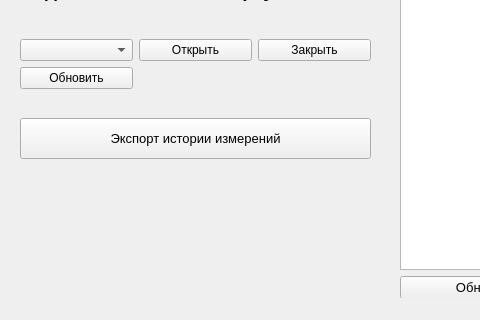
This is Project.ui in pentiumg2120/project_QT as Qt 5 draws it before an edit; both pictures show x 0 to 480 and y 261 to 581 of the 854 by 581 pixel window. The edited form follows.
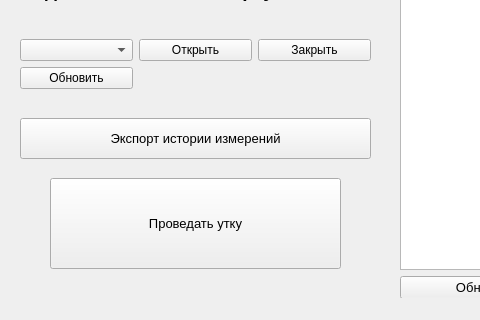
This is the edited form.

The edit to the form file:
```diff
--- a/Project.ui
+++ b/Project.ui
@@ -208,6 +208,24 @@
      </item>
     </layout>
    </widget>
+   <widget class="QPushButton" name="duck_button">
+    <property name="geometry">
+     <rect>
+      <x>50</x>
+      <y>420</y>
+      <width>291</width>
+      <height>91</height>
+     </rect>
+    </property>
+    <property name="font">
+     <font>
+      <pointsize>10</pointsize>
+     </font>
+    </property>
+    <property name="text">
+     <string>Проведать утку</string>
+    </property>
+   </widget>
   </widget>
   <widget class="QMenuBar" name="menubar">
    <property name="geometry">
```
Left out of the diff: 22 changed lines with no effect on the pictures.
